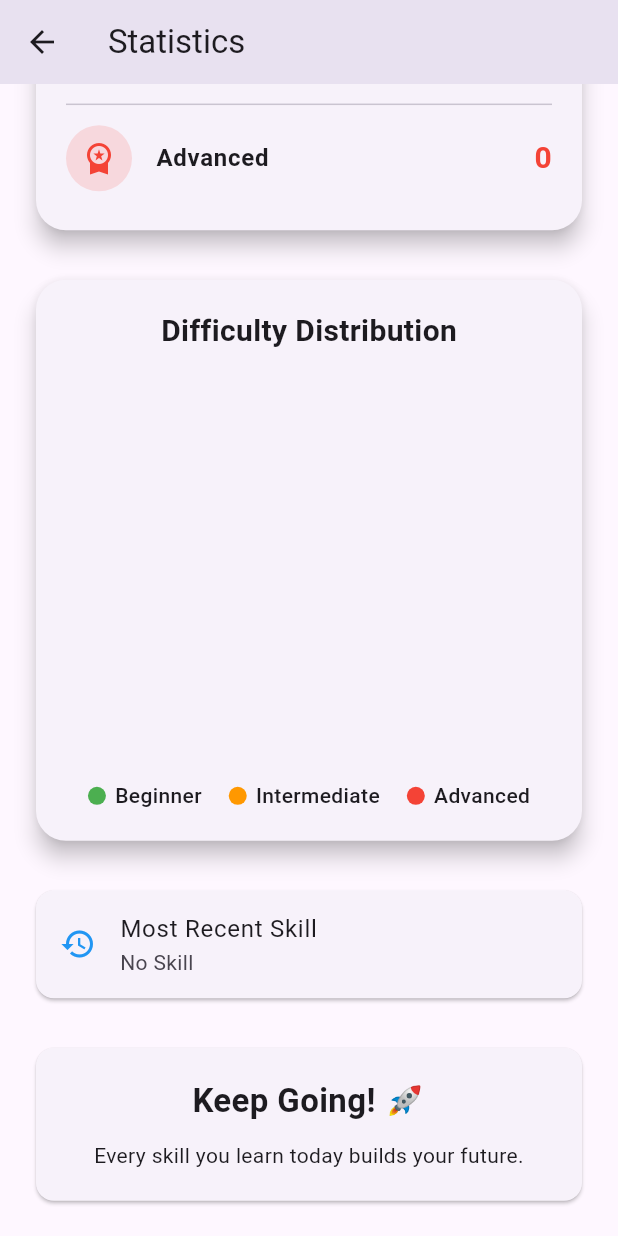
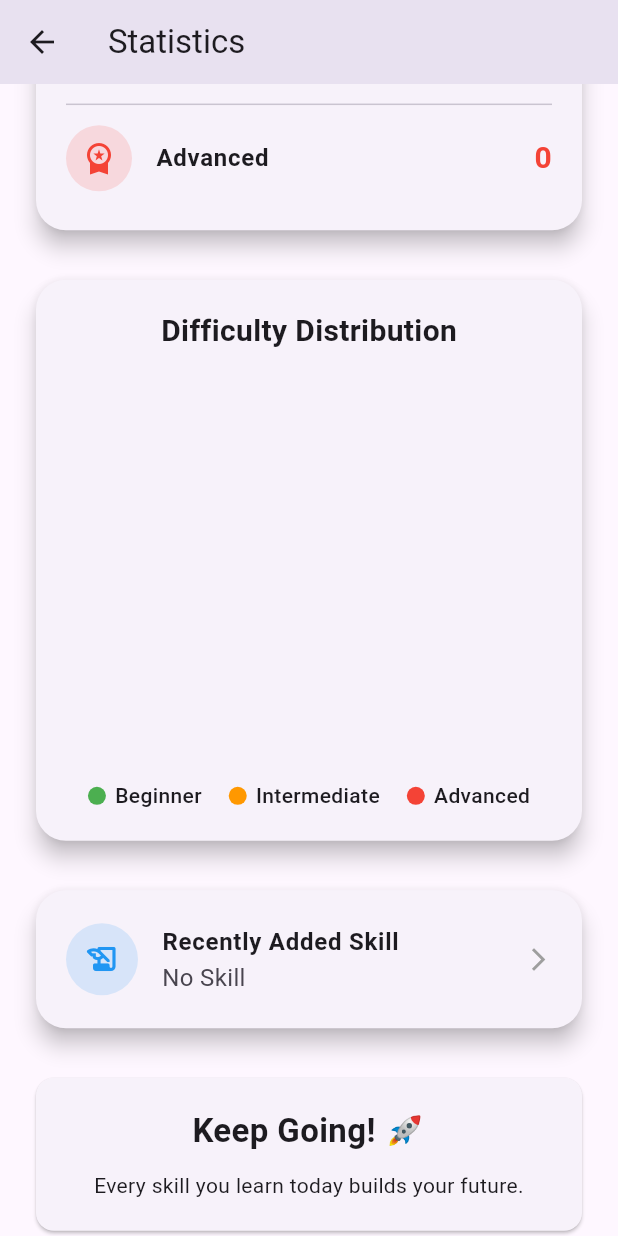
Before and after one commit to nayananpatel18-ui/skillsprint, a Flutter app: the StatisticsScreen screen opened directly, scrolled down 899 dp, on a phone screen of 412 x 824 dp. Run offline on Flutter 3.47's test engine with Material 3 defaults, Android fonts, the phone set to English and light mode, and no system bars; drawn by our look-alikes of fl_chart; our stand-ins replace cloud_firestore, firebase_auth, firebase_core; accounts and stored records are empty.

Commit message:
refactor(statistics): extract latest skill card into reusable widget

```diff
--- a/lib/screens/statistics_screen.dart
+++ b/lib/screens/statistics_screen.dart
@@ -1,10 +1,11 @@
 import 'package:flutter/material.dart';
 import 'package:firebase_auth/firebase_auth.dart';
 import 'package:cloud_firestore/cloud_firestore.dart';
-import 'package:fl_chart/fl_chart.dart';
+
 import '../widgets/progress_ring.dart';
 import '../widgets/difficulty_card.dart';
 import '../widgets/difficulty_pie_chart.dart';
+import '../widgets/latest_skill_card.dart';
 
 
 import '../widgets/stat_card.dart';
@@ -137,7 +138,9 @@ DifficultyPieChart(
 
       const SizedBox(height: 25),
 
-      buildLatestSkill(latestSkill),
+      LatestSkillCard(
+  latestSkill: latestSkill,
+),
 
       const SizedBox(height: 25),
 
@@ -146,7 +149,6 @@ DifficultyPieChart(
     ],
   );
 }
-
 
 Widget buildOverviewCards(
   int total,
@@ -165,7 +167,6 @@ Widget buildOverviewCards(
         mainAxisSpacing: 15,
         childAspectRatio: isMobile ? 1.1 : 1.4,
         children: [
-
           StatCard(
             icon: Icons.menu_book_rounded,
             color: Colors.blue,
@@ -198,29 +199,6 @@ Widget buildOverviewCards(
     },
   );
 }
-
-
-
-Widget buildLatestSkill(String latestSkill) {
-
-  return Card(
-
-    child: ListTile(
-
-      leading: const Icon(
-        Icons.history,
-        color: Colors.blue,
-      ),
-
-      title: const Text(
-        "Most Recent Skill",
-      ),
-
-      subtitle: Text(latestSkill),
-    ),
-  );
-}
-
 Widget buildMotivationCard() {
 
   return Card(
--- /dev/null
+++ b/lib/widgets/latest_skill_card.dart
@@ -0,0 +1,56 @@
+import 'package:flutter/material.dart';
+
+class LatestSkillCard extends StatelessWidget {
+  final String latestSkill;
+
+  const LatestSkillCard({
+    super.key,
+    required this.latestSkill,
+  });
+
+  @override
+  Widget build(BuildContext context) {
+    return Card(
+      elevation: 6,
+      shape: RoundedRectangleBorder(
+        borderRadius: BorderRadius.circular(20),
+      ),
+      child: ListTile(
+        contentPadding: const EdgeInsets.symmetric(
+          horizontal: 20,
+          vertical: 10,
+        ),
+
+        leading: CircleAvatar(
+          radius: 24,
+          backgroundColor: Colors.blue.withOpacity(.15),
+          child: const Icon(
+            Icons.history_edu_rounded,
+            color: Colors.blue,
+          ),
+        ),
+
+        title: const Text(
+          "Recently Added Skill",
+          style: TextStyle(
+            fontWeight: FontWeight.bold,
+          ),
+        ),
+
+
+        subtitle: Text(
+          latestSkill,
+          style: const TextStyle(
+            fontSize: 16,
+          ),
+        ),
+
+        trailing: const Icon(
+          Icons.arrow_forward_ios,
+          size: 18,
+          color: Colors.grey,
+        ),
+      ),
+    );
+  }
+}
```
Lines whose indentation alone changed are shown as unchanged.
